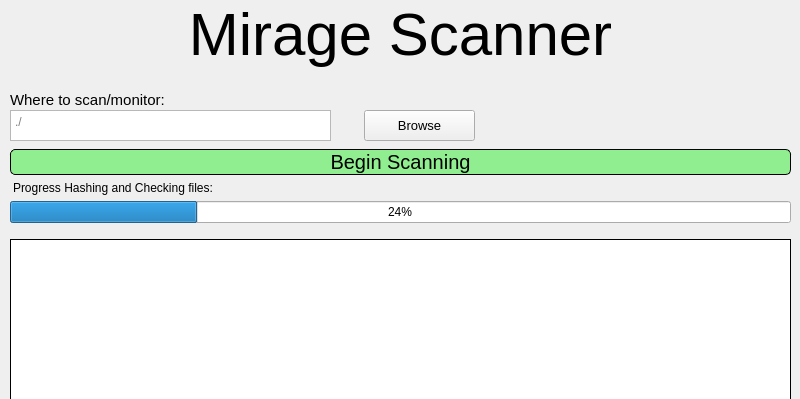
Before: the Qt Designer form UI/MirageMainWindow.ui in vipersniper0501/Mirage, drawn with Qt 5; both pictures show x 0 to 800 and y 0 to 399 of the 800 by 598 pixel window.
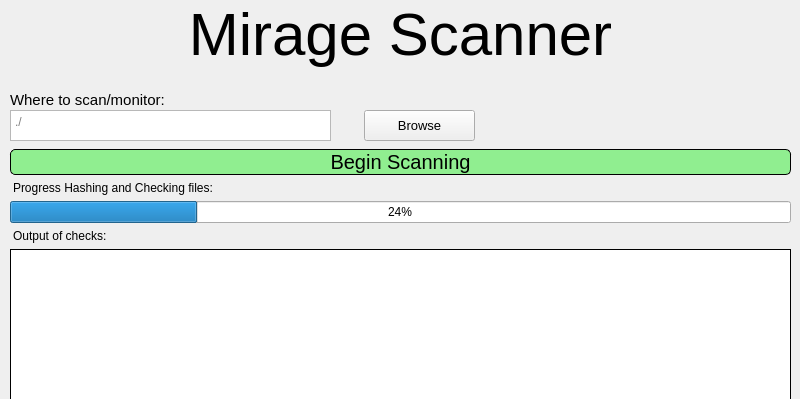
After: the same form once the commit is applied.

Diff of the .ui file:
```diff
--- a/UI/MirageMainWindow.ui
+++ b/UI/MirageMainWindow.ui
@@ -150,10 +150,20 @@
        </property>
       </widget>
      </item>
+     <item>
+      <widget class="QLabel" name="label_2">
+       <property name="styleSheet">
+        <string notr="true">Margin-left: 10px; Margin-right: 10px;</string>
+       </property>
+       <property name="text">
+        <string>Output of checks:</string>
+       </property>
+      </widget>
+     </item>
      <item>
       <widget class="QTextBrowser" name="LogOutput">
        <property name="styleSheet">
-        <string notr="true">Background: white;Border: 1px solid black;Margin: 10px</string>
+        <string notr="true">Background: white;Border: 1px solid black;Margin-left: 10px; Margin-right: 10px; Margin-bottom: 10px;</string>
        </property>
       </widget>
      </item>
```
